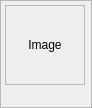
Old version of the form ui/thumbimageframe.ui in the repository athoune/Ema.
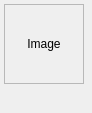
New version of the form. Custom widgets are drawn as their Qt base class.

```diff
--- a/ui/thumbimageframe.ui
+++ b/ui/thumbimageframe.ui
@@ -7,17 +7,11 @@
     <x>0</x>
     <y>0</y>
     <width>92</width>
-    <height>92</height>
+    <height>113</height>
    </rect>
   </property>
   <property name="maximumSize">
    <size>
-    <width>110</width>
-    <height>110</height>
-   </size>
-  </property>
-  <property name="baseSize">
-   <size>
     <width>120</width>
     <height>120</height>
    </size>
@@ -25,12 +19,6 @@
   <property name="windowTitle">
    <string>Frame</string>
   </property>
-  <property name="frameShape">
-   <enum>QFrame::StyledPanel</enum>
-  </property>
-  <property name="frameShadow">
-   <enum>QFrame::Raised</enum>
-  </property>
   <layout class="QVBoxLayout" name="verticalLayout">
    <property name="spacing">
     <number>4</number>
@@ -40,24 +28,18 @@
    </property>
    <item>
     <widget class="QImageDisplay" name="globalImageLabel">
+     <property name="sizePolicy">
+      <sizepolicy hsizetype="Fixed" vsizetype="Fixed">
+       <horstretch>0</horstretch>
+       <verstretch>0</verstretch>
+      </sizepolicy>
+     </property>
      <property name="minimumSize">
       <size>
        <width>80</width>
        <height>80</height>
       </size>
      </property>
-     <property name="maximumSize">
-      <size>
-       <width>80</width>
-       <height>80</height>
-      </size>
-     </property>
-     <property name="baseSize">
-      <size>
-       <width>150</width>
-       <height>150</height>
-      </size>
-     </property>
      <property name="mouseTracking">
       <bool>true</bool>
      </property>
```
